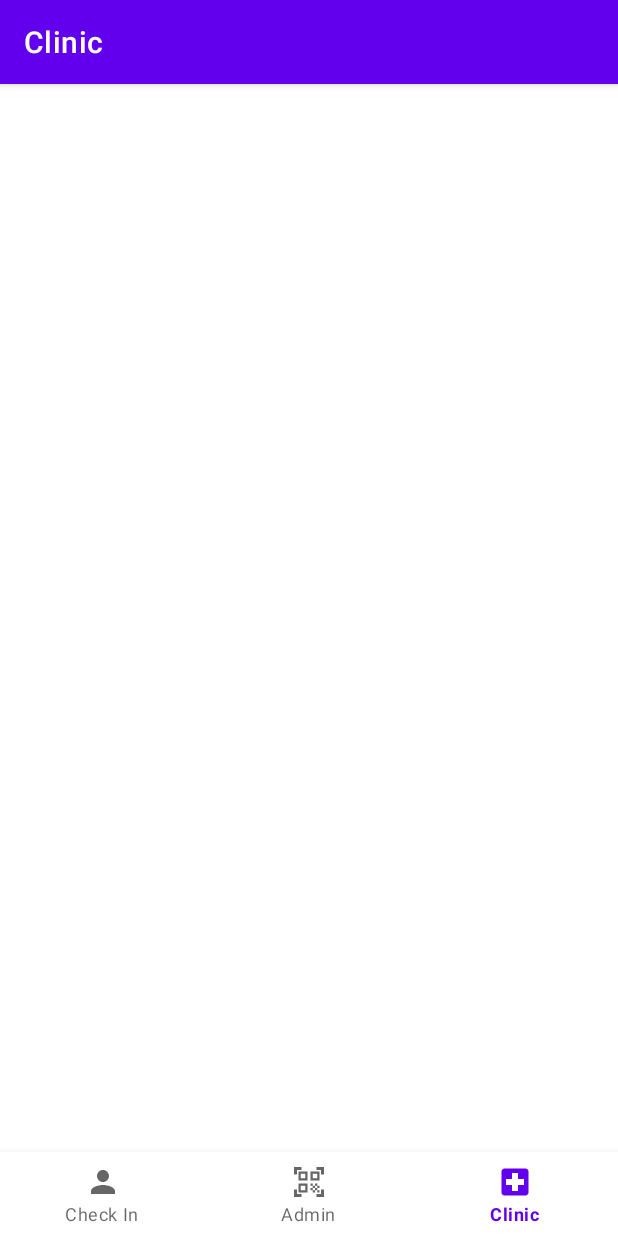
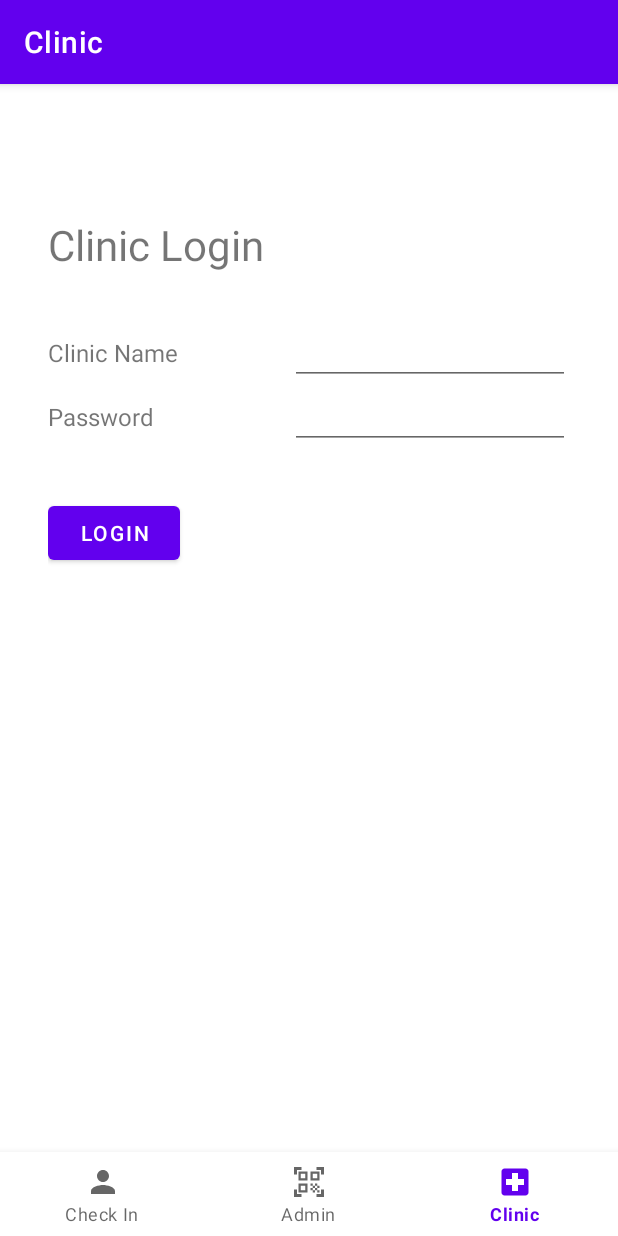
Before and after one commit to JamesSng/CS4131Assignment2, an Android app: the ClinicFragment screen opened through its navigation route, on a phone screen of 412 x 824 dp. Run offline under Robolectric (Android 15) with nearby library versions, the phone set to English and light mode, and no system bars; our stand-ins replace Firebase (no records; nobody signed in at launch, a user with empty details on screens opened directly), navigation-ui; network calls fail.

```diff
--- a/app/src/main/java/com/example/assignment2/MainActivity.java
+++ b/app/src/main/java/com/example/assignment2/MainActivity.java
@@ -2,6 +2,7 @@ package com.example.assignment2;
 
 import android.os.Bundle;
 
+import com.example.assignment2.database.PersonDatabase;
 import com.google.android.material.bottomnavigation.BottomNavigationView;
 
 import androidx.appcompat.app.AppCompatActivity;
@@ -16,6 +17,8 @@ import java.io.IOException;
 import java.io.InputStreamReader;
 
 public class MainActivity extends AppCompatActivity {
+
+    PersonDatabase personDatabase = new PersonDatabase();
 
     @Override
     protected void onCreate(Bundle savedInstanceState) {
--- a/app/src/main/java/com/example/assignment2/model/Person.java
+++ b/app/src/main/java/com/example/assignment2/model/Person.java
@@ -4,7 +4,6 @@ public class Person {
 
     private String icNumber, name;
     private String password;
-    private boolean passwordSet;
     private int vaccineStatus;
     public static final int UNVACCINATED = 0;
     public static final int FIRST_SHOT = 1;
@@ -15,7 +14,6 @@ public class Person {
         this.icNumber = icNumber;
         this.name = name;
         this.vaccineStatus = UNVACCINATED;
-        this.passwordSet = false;
     }
 
     public Person(String icNumber, String name, int vaccineStatus, String password){
@@ -23,7 +21,6 @@ public class Person {
         this.name = name;
         this.vaccineStatus = vaccineStatus;
         this.password = password;
-        this.passwordSet = true;
     }
 
     public String getIcNumber() {
@@ -37,15 +34,10 @@ public class Person {
     public void setPassword(String password){
         //to implement password checking
         this.password = password;
-        passwordSet = true;
     }
 
     public String getPassword(){
         return password;
-    }
-
-    public boolean isPasswordSet(){
-        return passwordSet;
     }
 
     public int getVaccineStatus() {
--- a/app/src/main/res/layout/fragment_admin.xml
+++ b/app/src/main/res/layout/fragment_admin.xml
@@ -37,7 +37,7 @@
                         android:layout_width="wrap_content"
                         android:layout_height="wrap_content"
                         android:layout_gravity="start|center"
-                        android:text="@string/ic_no"
+                        android:text="@string/name"
                         android:textSize="16sp" />
 
                     <!-- ?? id for admin (autocompletetextview) -->
@@ -95,12 +95,6 @@
                         android:layout_gravity="start|center"
                         android:text="@string/login" />
 
-                    <Button
-                        android:id="@+id/registerButton"
-                        android:layout_width="wrap_content"
-                        android:layout_height="wrap_content"
-                        android:layout_gravity="end|center"
-                        android:text="@string/register" />
                 </TableRow>
             </TableLayout>
 
--- a/app/src/main/res/layout/fragment_clinic.xml
+++ b/app/src/main/res/layout/fragment_clinic.xml
@@ -6,17 +6,105 @@
     android:layout_height="match_parent"
     tools:context=".ui.clinic.ClinicFragment">
 
-    <TextView
-        android:id="@+id/text_notifications"
+    <ScrollView
         android:layout_width="match_parent"
-        android:layout_height="wrap_content"
-        android:layout_marginStart="8dp"
-        android:layout_marginTop="8dp"
-        android:layout_marginEnd="8dp"
-        android:textAlignment="center"
-        android:textSize="20sp"
-        app:layout_constraintBottom_toBottomOf="parent"
-        app:layout_constraintEnd_toEndOf="parent"
-        app:layout_constraintStart_toStartOf="parent"
-        app:layout_constraintTop_toTopOf="parent" />
+        android:layout_height="match_parent">
+
+        <LinearLayout
+            android:layout_width="match_parent"
+            android:layout_height="wrap_content"
+            android:layout_margin="@dimen/activity_vertical_margin"
+            android:orientation="vertical" >
+
+            <TextView
+                android:layout_width="wrap_content"
+                android:layout_height="wrap_content"
+                android:layout_margin="@dimen/activity_vertical_margin"
+                android:text="@string/clinic_login"
+                android:textSize="28sp" />
+
+            <TableLayout
+                android:layout_width="match_parent"
+                android:layout_height="match_parent"
+                android:layout_margin="@dimen/activity_vertical_margin"
+                android:stretchColumns="1,2">
+
+                <TableRow
+                    android:layout_width="fill_parent"
+                    android:layout_height="match_parent">
+
+                    <TextView
+                        android:layout_width="wrap_content"
+                        android:layout_height="wrap_content"
+                        android:layout_gravity="start|center"
+                        android:text="@string/clinic_name"
+                        android:textSize="16sp" />
+
+                    <!-- ?? id for admin (autocompletetextview) -->
+
+                    <EditText
+                        android:id="@+id/usernameField"
+                        android:layout_width="wrap_content"
+                        android:layout_height="wrap_content"
+                        android:layout_gravity="end"
+                        android:autofillHints=""
+                        android:ems="10"
+                        android:inputType="textPersonName"
+                        android:textSize="16sp"
+                        tools:ignore="LabelFor" />
+                </TableRow>
+
+                <TableRow
+                    android:layout_width="fill_parent"
+                    android:layout_height="match_parent">
+
+                    <TextView
+                        android:layout_width="wrap_content"
+                        android:layout_height="wrap_content"
+                        android:layout_gravity="start|center"
+                        android:text="@string/password"
+                        android:textSize="16sp" />
+
+                    <EditText
+                        android:id="@+id/passwordField"
+                        android:layout_width="wrap_content"
+                        android:layout_height="wrap_content"
+                        android:layout_gravity="end"
+                        android:autofillHints=""
+                        android:ems="10"
+                        android:inputType="textPassword"
+                        android:textSize="16sp"
+                        tools:ignore="LabelFor" />
+                </TableRow>
+            </TableLayout>
+
+            <TableLayout
+                android:layout_width="match_parent"
+                android:layout_height="match_parent"
+                android:layout_margin="@dimen/activity_vertical_margin"
+                android:stretchColumns="1,2">
+
+                <TableRow
+                    android:layout_width="fill_parent"
+                    android:layout_height="match_parent">
+
+                    <Button
+                        android:id="@+id/loginButton"
+                        android:layout_width="wrap_content"
+                        android:layout_height="wrap_content"
+                        android:layout_gravity="start|center"
+                        android:text="@string/login" />
+
+                </TableRow>
+            </TableLayout>
+
+
+            <ImageView
+                android:id="@+id/imageView2"
+                android:layout_width="match_parent"
+                android:layout_height="125dp"
+                android:src="@drawable/blank" />
+
+        </LinearLayout>
+    </ScrollView>
 </androidx.constraintlayout.widget.ConstraintLayout>
--- a/app/src/main/res/values/strings.xml
+++ b/app/src/main/res/values/strings.xml
@@ -18,4 +18,7 @@
     <string name="tab_text_2">Tab 2</string>
     <!-- TODO: Remove or change this placeholder text -->
     <string name="hello_blank_fragment">Hello blank fragment</string>
+    <string name="name">Name</string>
+    <string name="clinic_name">Clinic Name</string>
+    <string name="clinic_login">Clinic Login</string>
 </resources>
```
